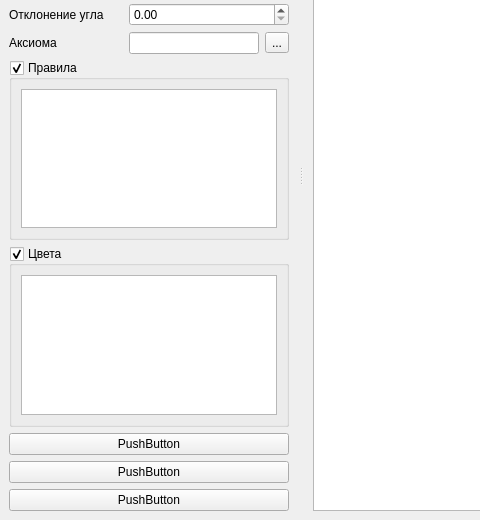
The window that untitled.ui (salam99823/fractal-pattern-generator) describes before a commit, drawn with Qt 5; both pictures show x 0 to 480 and y 228 to 748 of the 968 by 748 pixel window.
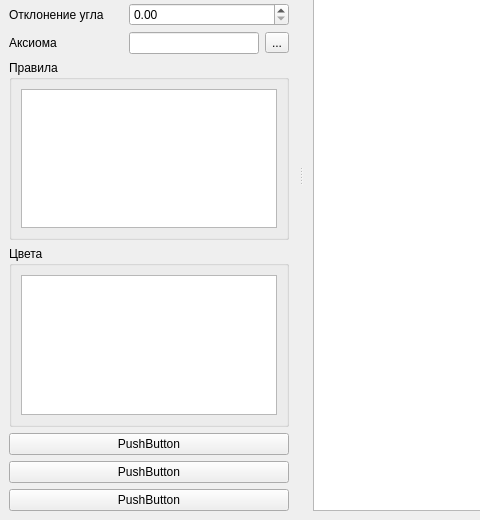
The same window after the commit. Custom widgets are drawn as their Qt base class.

Diff of the .ui file:
```diff
--- a/untitled.ui
+++ b/untitled.ui
@@ -122,9 +122,6 @@
                             <property name="title">
                                 <string>Правила</string>
                             </property>
-                            <property name="checkable">
-                                <bool>true</bool>
-                            </property>
                             <layout class="QVBoxLayout" name="_3">
                                 <item>
                                     <widget class="MText_list_Widget" name="rules_list">
@@ -141,9 +138,6 @@
                             <property name="title">
                                 <string>Цвета</string>
                             </property>
-                            <property name="checkable">
-                                <bool>true</bool>
-                            </property>
                             <layout class="QVBoxLayout" name="_2">
                                 <item>
                                     <widget class="MColor_list_Widget" name="colors_list"/>
```
Left out of the diff: 41 changed lines with no effect on the pictures. Lines whose indentation alone changed are shown as unchanged.
